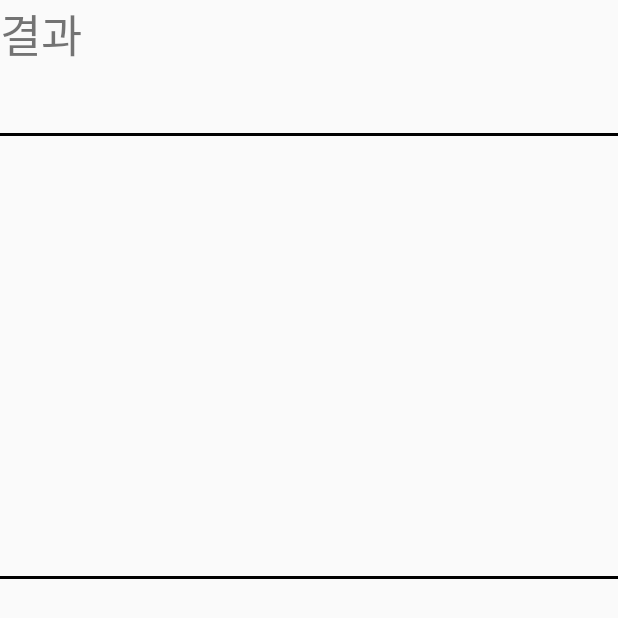
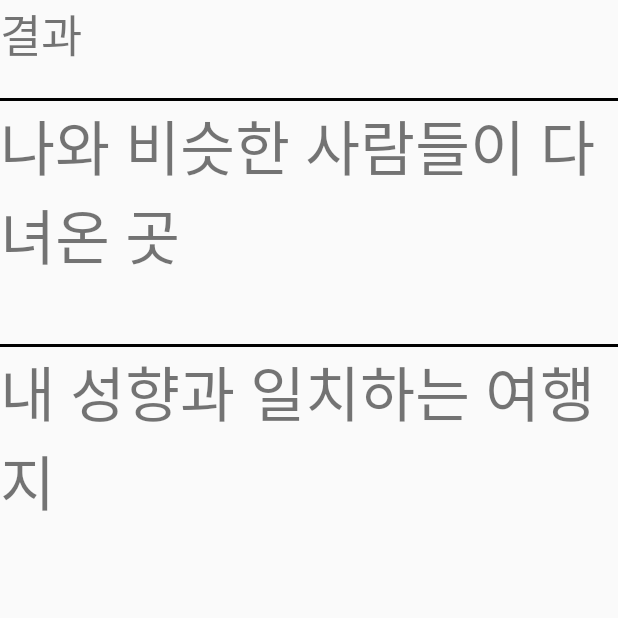
Before and after one commit to sooyeon-go/Trip-recommendation-App, an Android app: the ResultActivity screen opened directly, with no data from a screen before it, on a phone screen of 412 x 824 dp. Shown: the top 618 px of the screen. Run offline under Robolectric (Android 15) with nearby library versions, the phone set to English and light mode, and no system bars; 6 statements that could not run were skipped.

Commit message:
Recommendation Result Comment

```diff
--- a/Application/app/src/main/res/layout/activity_result.xml
+++ b/Application/app/src/main/res/layout/activity_result.xml
@@ -19,23 +19,54 @@
     <View
         android:layout_width="match_parent"
         android:layout_height="2dp"
-        android:layout_marginTop="43dp"
+        android:layout_marginTop="20dp"
         android:background="@android:color/black">
     </View>
+    <RelativeLayout
+        android:layout_width="match_parent"
+        android:layout_height="wrap_content">
+        <LinearLayout
+            android:id="@+id/ll_dupli"
+            android:layout_width="match_parent"
+            android:layout_height="wrap_content"
+            android:orientation="vertical">
+            <TextView
+                android:layout_width="match_parent"
+                android:layout_height="wrap_content"
+                android:text="나와 비슷한 사람들이 다녀온 곳"
+                android:textSize="40dp">
+            </TextView>
             <ListView
                 android:id="@+id/lv_dupli"
                 android:layout_width="match_parent"
-        android:layout_height="250dp">
+                android:layout_height="wrap_content">
             </ListView>
+        </LinearLayout>
+        <LinearLayout
+            android:id="@+id/ll_content"
+            android:layout_below="@+id/ll_dupli"
+            android:layout_width="match_parent"
+            android:layout_height="wrap_content"
+            android:orientation="vertical">
             <View
+                android:id="@+id/line"
                 android:layout_width="match_parent"
                 android:layout_height="2dp"
                 android:layout_marginTop="43dp"
                 android:background="@android:color/black">
             </View>
+            <TextView
+                android:layout_width="match_parent"
+                android:layout_height="wrap_content"
+                android:text="내 성향과 일치하는 여행지"
+                android:textSize="40dp">
+            </TextView>
             <ListView
                 android:id="@+id/lv_content"
                 android:layout_width="match_parent"
-        android:layout_height="250dp">
+                android:layout_height="wrap_content">
             </ListView>
         </LinearLayout>
+
+    </RelativeLayout>
+</LinearLayout>
```
Lines whose indentation alone changed are shown as unchanged.
